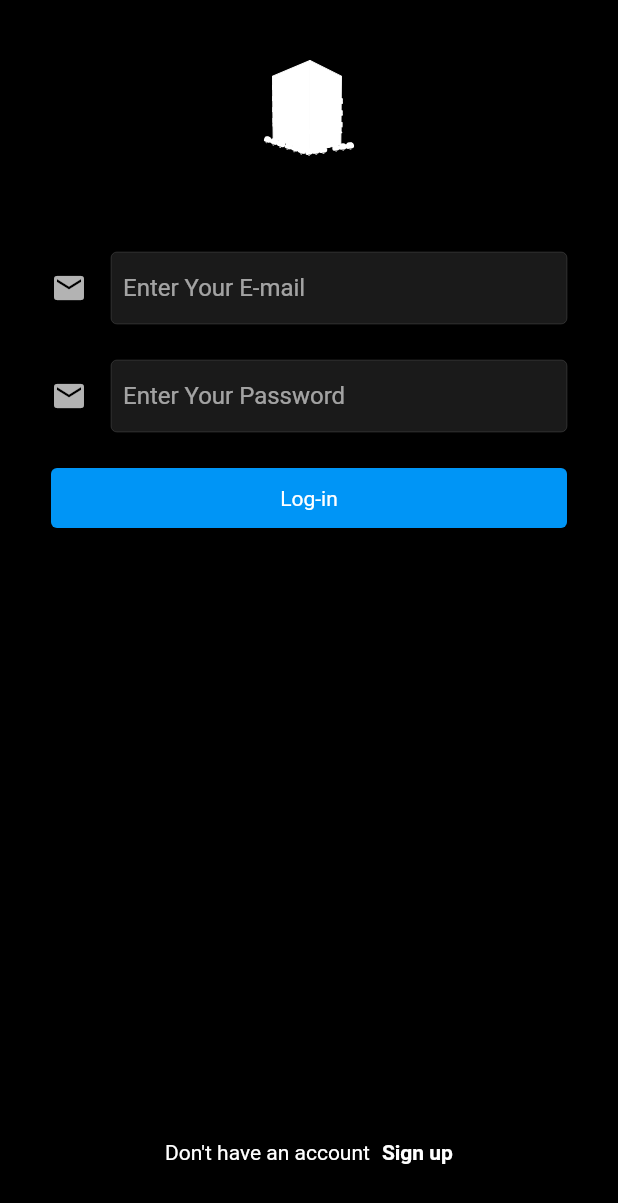
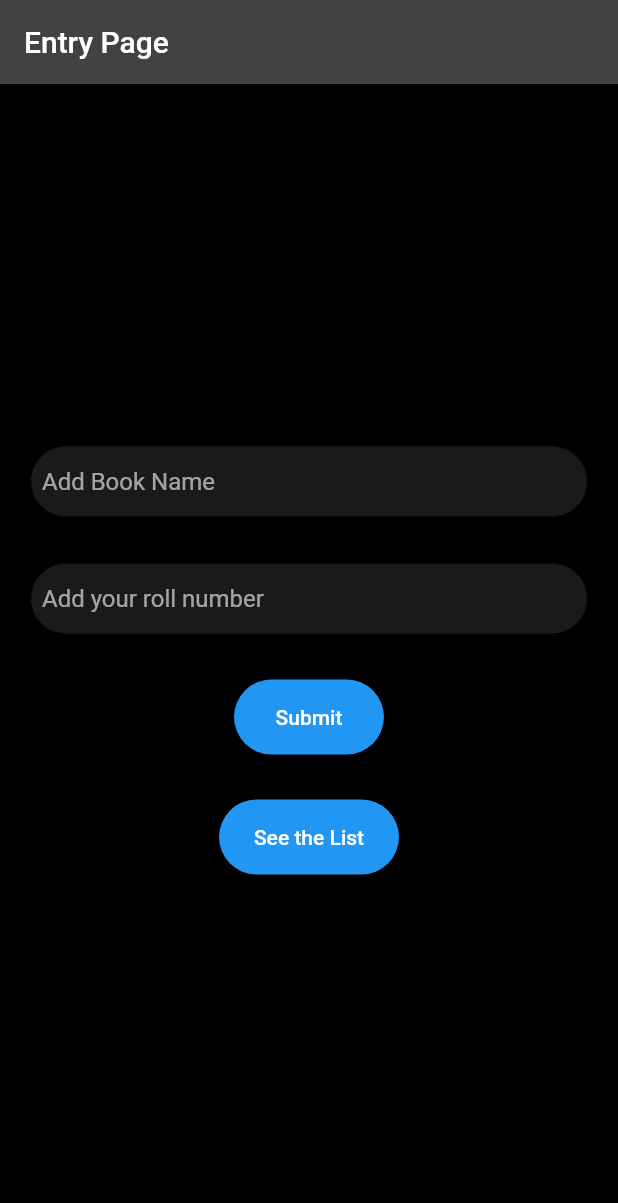
Before and after one commit to detroitcr/hotel_app, a Flutter app: the screen it shows after launch, on a phone screen of 412 x 824 dp. Shown: the top 1203 px of the screen. Run offline on Flutter 3.47's test engine with Material 2 defaults, Android fonts, the phone set to English and light mode, and no system bars; our stand-ins replace flutter_svg, sembast.

Commit message:
second commmit

```diff
--- /dev/null
+++ b/lib/dao/books_dao.dart
@@ -0,0 +1,32 @@
+import 'package:hotel_ui/db/books_db.dart';
+import 'package:hotel_ui/model/books_models.dart';
+import 'package:sembast/sembast.dart';
+
+class BooksDao {
+  static const String folderName = "Books";
+  final _booksFolder = intMapStoreFactory.store(folderName);
+
+  Future<Database> get _db async => await AppDatabase.instance.database;
+
+  Future insertBooks(Books books) async {
+    await _booksFolder.add(await _db, books.toJson());
+  }
+
+  Future updateBooks(Books books) async {
+    final finder = Finder(filter: Filter.byKey(books.rollNo));
+    await _booksFolder.update(await _db, books.toJson(), finder: finder);
+  }
+
+  Future delete(Books books) async {
+    final finder = Finder(filter: Filter.byKey(books.rollNo));
+    await _booksFolder.delete(await _db, finder: finder);
+  }
+
+  Future<List<Books>> getAllBooks() async {
+    final recordSnapshot = await _booksFolder.find(await _db);
+    return recordSnapshot.map((snapshot) {
+      final books = Books.fromJson(snapshot.value);
+      return books;
+    }).toList();
+  }
+}
--- /dev/null
+++ b/lib/db/books_db.dart
@@ -0,0 +1,47 @@
+import 'dart:async';
+
+import 'package:path/path.dart';
+import 'package:path_provider/path_provider.dart';
+import 'package:sembast/sembast.dart';
+import 'package:sembast/sembast_io.dart';
+
+class AppDatabase {
+// Singleton instance
+  static final AppDatabase _singleton = AppDatabase._();
+
+// Singleton accessor
+  static AppDatabase get instance => _singleton;
+
+  // Completer is used for transforming synchronous code into asynchronous code.
+  late Completer<Database> _dbOpenCompleter;
+
+  // A private constructor. Allows us to create instances of AppDatabase
+  // only from within the AppDatabase class itself.
+  AppDatabase._();
+
+  // Database object accessor
+  Future<Database> get database async {
+    // If completer is null, AppDatabaseClass is newly instantiated, so database is not yet opened
+    if (_dbOpenCompleter == null) {
+      _dbOpenCompleter = Completer();
+      // Calling _openDatabase will also complete the completer with database instance
+      _openDatabase();
+    }
+    // If the database is already opened, awaiting the future will happen instantly.
+    // Otherwise, awaiting the returned future will take some time - until complete() is called
+    // on the Completer in _openDatabase() below.
+    return _dbOpenCompleter.future;
+  }
+
+  Future _openDatabase() async {
+    // Get a platform-specific directory where persistent app data can be stored
+    final appDocumentDir = await getApplicationDocumentsDirectory();
+    // Path with the form: /platform-specific-directory/demo.db
+    final dbPath = join(appDocumentDir.path, 'StudentsDB.db');
+
+    final database = await databaseFactoryIo.openDatabase(dbPath);
+
+    // Any code awaiting the Completer's future will now start executing
+    _dbOpenCompleter.complete(database);
+  }
+}
--- /dev/null
+++ b/lib/home_page.dart
@@ -0,0 +1,134 @@
+import 'package:flutter/material.dart';
+
+import 'books_list.dart';
+import 'dao/books_dao.dart';
+import 'model/books_models.dart';
+
+class HomePage extends StatefulWidget {
+  @override
+  _HomePageState createState() => _HomePageState();
+}
+
+class _HomePageState extends State<HomePage> {
+  TextEditingController nameController = TextEditingController();
+  TextEditingController markController = TextEditingController();
+  BooksDao dau = BooksDao();
+
+  @override
+  Widget build(BuildContext context) {
+    return Scaffold(
+      appBar: AppBar(
+        title: Text("Entry Page"),
+      ),
+      body: Container(
+        margin: EdgeInsets.only(left: 20, right: 20),
+        child: Column(
+          mainAxisAlignment: MainAxisAlignment.center,
+          children: [
+            TextFormField(
+              controller: nameController,
+              textAlign: TextAlign.start,
+              onFieldSubmitted: (val) {},
+              style: TextStyle(),
+              decoration: InputDecoration(
+                // fillColor: Colors.white,
+                filled: true,
+                hintText: "Add Book Name",
+                labelStyle: TextStyle(
+                  fontSize: 17,
+                ),
+                contentPadding: EdgeInsets.all(8),
+                border: OutlineInputBorder(
+                  borderRadius: BorderRadius.circular(30),
+                  borderSide: BorderSide(width: 0.7),
+                ),
+                focusedBorder: OutlineInputBorder(
+                  borderRadius: BorderRadius.circular(30),
+                  borderSide: BorderSide(width: 0.7),
+                ),
+                enabledBorder: OutlineInputBorder(
+                  borderRadius: BorderRadius.circular(30),
+                  borderSide: BorderSide(width: 0.7),
+                ),
+              ),
+            ),
+            SizedBox(
+              height: 30,
+            ),
+            TextFormField(
+              controller: markController,
+              textAlign: TextAlign.start,
+              onFieldSubmitted: (val) {},
+              keyboardType: TextInputType.numberWithOptions(),
+              style: TextStyle(),
+              decoration: InputDecoration(
+                // fillColor: Colors.white,
+                filled: true,
+                hintText: "Add your roll number",
+                labelStyle: TextStyle(
+                  fontSize: 17,
+                ),
+                contentPadding: EdgeInsets.all(8),
+                border: OutlineInputBorder(
+                  borderRadius: BorderRadius.circular(30),
+                  borderSide: BorderSide(width: 0.7),
+                ),
+                focusedBorder: OutlineInputBorder(
+                  borderRadius: BorderRadius.circular(30),
+                  borderSide: BorderSide(width: 0.7),
+                ),
+                enabledBorder: OutlineInputBorder(
+                  borderRadius: BorderRadius.circular(30),
+                  borderSide: BorderSide(width: 0.7),
+                ),
+              ),
+            ),
+            SizedBox(
+              height: 30,
+            ),
+            Container(
+              width: 100,
+              height: 50,
+              child: RaisedButton(
+                onPressed: () {
+                  dau.insertBooks(Books(
+                      name: nameController.text,
+                      rollNo: int.parse(markController.text)));
+                  nameController.clear();
+                  markController.clear();
+                },
+                color: Colors.blue,
+                child: Text(
+                  "Submit",
+                  style: TextStyle(color: Colors.white),
+                ),
+                shape: RoundedRectangleBorder(
+                    borderRadius: BorderRadius.circular(50)),
+              ),
+            ),
+            SizedBox(
+              height: 30,
+            ),
+            Container(
+              width: 120,
+              height: 50,
+              child: RaisedButton(
+                onPressed: () {
+                  Navigator.push(context,
+                      MaterialPageRoute(builder: (context) => BooksList()));
+                },
+                shape: RoundedRectangleBorder(
+                    borderRadius: BorderRadius.circular(50)),
+                color: Colors.blue,
+                child: Text(
+                  "See the List",
+                  style: TextStyle(color: Colors.white),
+                ),
+              ),
+            )
+          ],
+        ),
+      ),
+    );
+  }
+}
--- a/lib/main.dart
+++ b/lib/main.dart
@@ -1,9 +1,11 @@
 import 'package:flutter/material.dart';
+import 'books_list.dart';
+import 'home_page.dart';
 import 'utils/color.dart';
 import 'package:hotel_ui/screens/login_screen.dart';
 import 'package:hotel_ui/screens/sign_up.dart';
 
-void main(){
+void main() {
   runApp((MyApp()));
 }
 
@@ -14,9 +16,10 @@ class MyApp extends StatelessWidget {
   Widget build(BuildContext context) {
     return MaterialApp(
       debugShowCheckedModeBanner: false,
-      theme: ThemeData.dark().copyWith(scaffoldBackgroundColor:mobileBackgroundColor),
-      home: LoginScreen(),
-     // home:SignUpScreen(),
+      theme: ThemeData.dark()
+          .copyWith(scaffoldBackgroundColor: mobileBackgroundColor),
+      home: HomePage(),
+      // home:SignUpScreen(),
     );
   }
 }
--- /dev/null
+++ b/lib/model/books_models.dart
@@ -0,0 +1,31 @@
+import 'package:flutter/rendering.dart';
+
+class Books {
+  int? rollNo;
+  String? name;
+
+  Books({
+    this.rollNo,
+    this.name,
+  });
+
+  factory Books.fromJson(Map<String, dynamic> json) => Books(
+        rollNo: json["rollNo"] ?? "",
+        name: json["name"] ?? "",
+      );
+
+  Map<String, dynamic> toJson() => {
+        "rollNo": rollNo,
+        "name": name,
+      };
+
+  // @override
+  // String toString() {
+  //   // TODO: implement toString
+  //   return """
+  //   id: $rollNo,
+  //   name: $name
+  //   ----------------------------------
+  //   """;
+  // }
+}
--- a/pubspec.yaml
+++ b/pubspec.yaml
@@ -36,6 +36,7 @@ dependencies:
   cupertino_icons: ^1.0.2
   flutter_svg: ^1.0.1
   sembast: ^3.1.1+1
+  path_provider: ^2.0.8
 
 dev_dependencies:
   flutter_test:
```
Also changed, not shown: lib/books_list.dart (added, +57 -0 lines), pubspec.lock.
